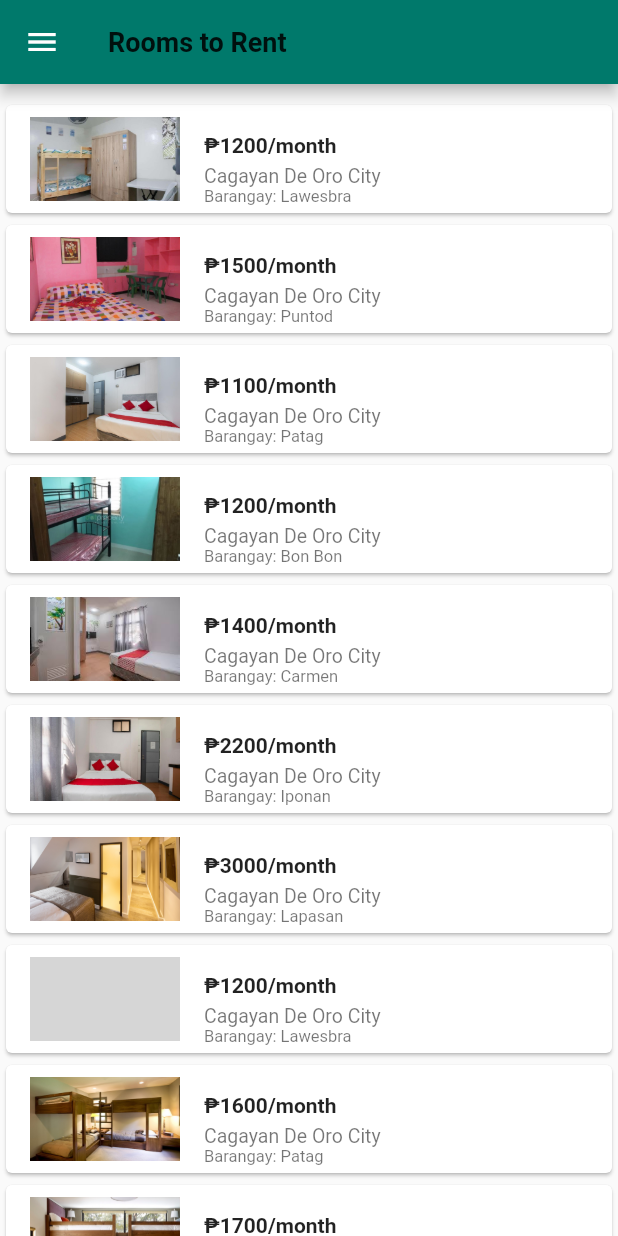
After one commit to SarausAlZoren/finalroomers, a Flutter app: the WelcomeRenter screen opened directly, on a phone screen of 412 x 824 dp. The commit adds this screen. Run offline on Flutter 3.47's test engine with Material 2 defaults, Android fonts, the phone set to English and light mode, and no system bars; our stand-ins replace fluttertoast, rflutter_alert; network calls fail; Roboto replaces fonts that are missing (Gilroy); grey boxes are pictures that could not be loaded.

Commit message:
new commit

```diff
--- /dev/null
+++ b/lib/Renters_roomsgridview.dart
@@ -0,0 +1,69 @@
+class Rooms {
+  final String price;
+
+  final String image;
+
+  final String barangay;
+
+  final String place;
+
+  Rooms({this.price, this.place, this.barangay, this.image});
+
+  static List<Rooms> allRooms() {
+    var lstOfCities = new List<Rooms>();
+
+    lstOfCities.add(new Rooms(
+        price: "₱1200/month",
+        place: "Cagayan De Oro City",
+        barangay: "Lawesbra",
+        image: "1.jpg"));
+    lstOfCities.add(new Rooms(
+        price: "₱1500/month",
+        place: "Cagayan De Oro City",
+        barangay: "Puntod",
+        image: "2.jpg"));
+    lstOfCities.add(new Rooms(
+        price: "₱1100/month",
+        place: "Cagayan De Oro City",
+        barangay: "Patag",
+        image: "3.jpg"));
+    lstOfCities.add(new Rooms(
+        price: "₱1200/month",
+        place: "Cagayan De Oro City",
+        barangay: "Bon Bon",
+        image: "4.jpg"));
+    lstOfCities.add(new Rooms(
+        price: "₱1400/month",
+        place: "Cagayan De Oro City",
+        barangay: "Carmen",
+        image: "5.jpg"));
+    lstOfCities.add(new Rooms(
+        price: "₱2200/month",
+        place: "Cagayan De Oro City",
+        barangay: "Iponan",
+        image: "6.jpg"));
+    lstOfCities.add(new Rooms(
+        price: "₱3000/month",
+        place: "Cagayan De Oro City",
+        barangay: "Lapasan",
+        image: "7.jpg"));
+
+    lstOfCities.add(new Rooms(
+        price: "₱1200/month",
+        place: "Cagayan De Oro City",
+        barangay: "Lawesbra",
+        image: "8.jpg"));
+    lstOfCities.add(new Rooms(
+        price: "₱1600/month",
+        place: "Cagayan De Oro City",
+        barangay: "Patag",
+        image: "9.jpg"));
+    lstOfCities.add(new Rooms(
+        price: "₱1700/month",
+        place: "Cagayan De Oro City",
+        barangay: "Carmen",
+        image: "10.jpg"));
+
+    return lstOfCities;
+  }
+}
--- /dev/null
+++ b/lib/welcome_renters.dart
@@ -0,0 +1,87 @@
+import 'package:flutter/material.dart';
+import 'Renters_roomsgridview.dart';
+
+class WelcomeRenter extends StatelessWidget {
+  final List<Rooms> _allRooms = Rooms.allRooms();
+
+  WelcomeRenter() {}
+
+  @override
+  Widget build(BuildContext context) {
+    return new Scaffold(
+        appBar: new AppBar(
+          backgroundColor: Color(0xFF00796B),
+          title: new Text(
+            "Rooms to Rent",
+            style: new TextStyle(
+                fontSize: 18.0,
+                fontWeight: FontWeight.bold,
+                color: Colors.black87),
+          ),
+          leading: GestureDetector(
+            onTap: () {/* Write listener code here */},
+            child: Icon(
+              Icons.menu,
+              // add custom icons also
+            ),
+          ),
+        ),
+        body: new Padding(
+            padding: EdgeInsets.fromLTRB(0.0, 10.0, 0.0, 0.0),
+            child: getHomePageBody(context)));
+  }
+
+  getHomePageBody(BuildContext context) {
+    return ListView.builder(
+      itemCount: _allRooms.length,
+      itemBuilder: _getItemUI,
+      padding: EdgeInsets.all(0.0),
+    );
+  }
+
+  // First Task
+/* Widget _getItemUI(BuildContext context, int index) {
+   return new Text(_allCities[index].name);
+ }*/
+
+  Widget _getItemUI(BuildContext context, int index) {
+    return new Card(
+        child: new Column(
+      children: <Widget>[
+        new ListTile(
+          leading: new Image.asset(
+            "assets/" + _allRooms[index].image,
+            fit: BoxFit.cover,
+            width: 100.0,
+          ),
+          title: new Text(
+            _allRooms[index].price,
+            style: new TextStyle(fontSize: 14.0, fontWeight: FontWeight.bold),
+          ),
+          subtitle: new Column(
+              mainAxisAlignment: MainAxisAlignment.start,
+              crossAxisAlignment: CrossAxisAlignment.start,
+              children: <Widget>[
+                new Text(_allRooms[index].place,
+                    style: new TextStyle(
+                        fontSize: 13.0, fontWeight: FontWeight.normal)),
+                new Text('Barangay: ${_allRooms[index].barangay}',
+                    style: new TextStyle(
+                        fontSize: 11.0, fontWeight: FontWeight.normal)),
+              ]),
+          onTap: () {
+            _showSnackBar(context, _allRooms[index]);
+          },
+        )
+      ],
+    ));
+  }
+
+  _showSnackBar(BuildContext context, Rooms item) {
+    final SnackBar objSnackbar = new SnackBar(
+      content: new Text("${item.barangay} is located in ${item.place}"),
+      backgroundColor: Colors.amber,
+    );
+    Scaffold.of(context).showSnackBar(objSnackbar);
+  }
+}
```
Also changed, not shown: lib/EditProfilepage.dart (deleted, +0 -137 lines), lib/signin_screen.dart (+4 -4 lines), lib/welcome.dart (deleted, +0 -13 lines), pubspec.yaml (+11 -0 lines), assets/1.jpg (added), assets/10.jpg (added), assets/2.jpg (added), assets/3.jpg (added), assets/4.jpg (added), assets/5.jpg (added), assets/6.jpg (added), assets/7.jpg (added), assets/8.JPG (added), assets/9.jpg (added), 1 more files.
